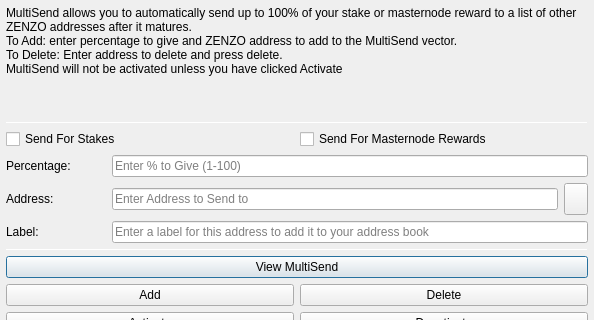
Old version of the form src/qt/forms/multisenddialog.ui in the repository ZENZO-Ecosystem/ZENZO-Core-Archive; both pictures show x 0 to 594 and y 0 to 320 of the 594 by 526 pixel window.
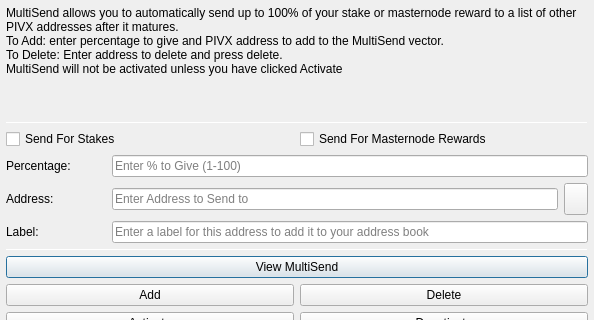
New version of the form. Icons and pictures are not drawn.

Commit message:
[WIP][Qt] PIVX ported GUI
This branch is currently broken and impossible to compile without a gigantic amount of changes, this is simply so I can keep track of porting progress, due to ZNZ effectively having it's own unique codebase, the PIVX GUI brings a large amount of useless features: e.g: Zerocoin, Governance. And also has incompatible libraries / wallet features like UniValue parsing and the lack of HD wallets. Use this branch if you're feeling brave.

Patch:
```diff
--- a/src/qt/forms/multisenddialog.ui
+++ b/src/qt/forms/multisenddialog.ui
@@ -37,8 +37,8 @@
         <number>1</number>
        </property>
        <property name="text">
-        <string>MultiSend allows you to automatically send up to 100% of your stake or masternode reward to a list of other ZENZO addresses after it matures.
-To Add: enter percentage to give and ZENZO address to add to the MultiSend vector.
+        <string>MultiSend allows you to automatically send up to 100% of your stake or masternode reward to a list of other PIVX addresses after it matures.
+To Add: enter percentage to give and PIVX address to add to the MultiSend vector.
 To Delete: Enter address to delete and press delete.
 MultiSend will not be activated unless you have clicked Activate</string>
        </property>
```
Left out of the diff: 33 changed lines with no effect on the pictures. The commit also changes 876 other files.
